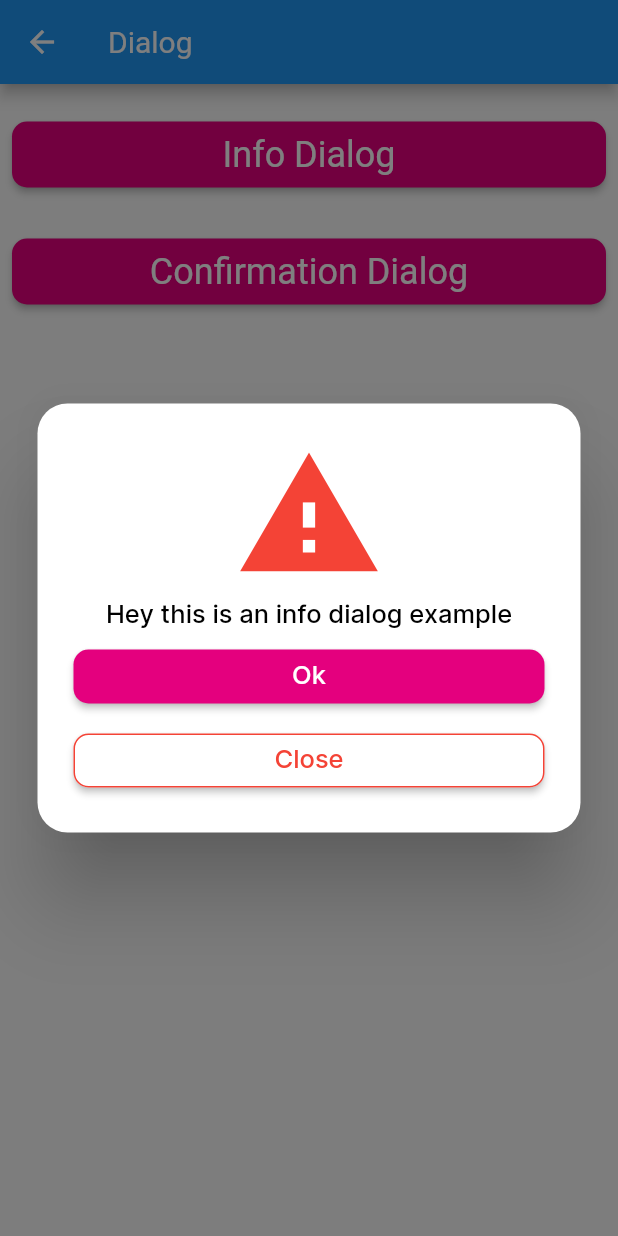
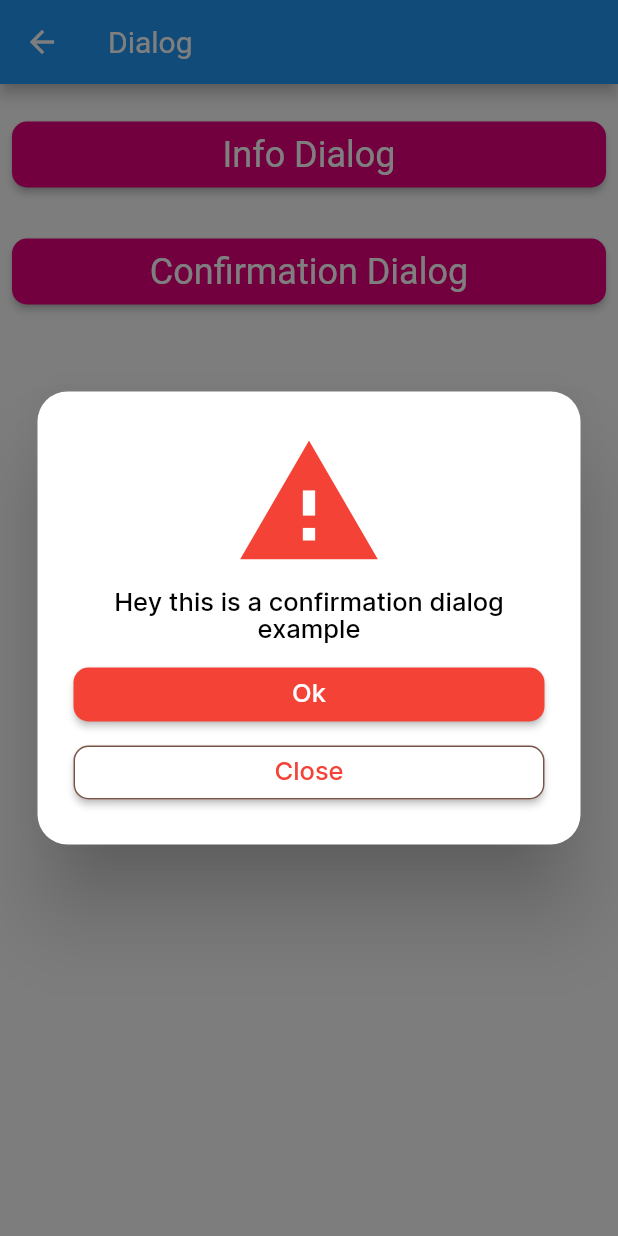
Before and after one commit to Jobseeker-company/mobile-common-widgets, a Flutter app: the DialogPage screen opened directly, after a tap on "Confirmation Dialog", on a phone screen of 412 x 824 dp. Run offline on Flutter 3.47's test engine with Material 2 defaults, Android fonts, the phone set to English and light mode, and no system bars; network calls fail.

```diff
--- a/examples/lib/main.dart
+++ b/examples/lib/main.dart
@@ -14,7 +14,7 @@ class MyApp extends StatelessWidget {
   @override
   Widget build(BuildContext context) {
     return MaterialApp(
-      title: 'Flutter Demo',
+      title: 'Mobile Common Widgets',
       theme: ThemeData(
         primarySwatch: Colors.blue,
         elevatedButtonTheme: ElevatedButtonThemeData(
--- a/examples/lib/pages/dialog_page.dart
+++ b/examples/lib/pages/dialog_page.dart
@@ -20,8 +20,6 @@ class DialogPage extends StatelessWidget {
             children: <Widget>[
               CustomButton(
                 onPressed: () {
-                  // JSDialog
-
                   JSInfoDialog(
                     context,
                     content: const Icon(
@@ -45,11 +43,12 @@ class DialogPage extends StatelessWidget {
                       size: 100,
                       color: Colors.red,
                     ),
-                    bodyText: "Hey this is an info dialog example",
+                    bodyText: "Hey this is a confirmation dialog example",
                     outlinedButtonText: "Close",
                     buttonText: "Ok",
                     buttonColor: Colors.red,
-                    outlinedButtonColor: Colors.red,
+                    outlinedButtonTextColor: Colors.red,
+                    outlinedButtonColor: Colors.brown,
                   ).show();
                 },
                 text: "Confirmation Dialog",
--- a/lib/js_confirm_dialog.dart
+++ b/lib/js_confirm_dialog.dart
@@ -6,11 +6,16 @@ class JSConfirmDialog extends JSDialog {
   final Widget content;
   final String bodyText;
   final String buttonText;
+  final Color buttonTextColor;
   final Color buttonColor;
   final Color outlinedButtonColor;
   final String outlinedButtonText;
+  final Color outlinedButtonTextColor;
   final EdgeInsets? padding;
   final Function()? onPressed;
+  final Function()? onOutlinedButtonPressed;
+
+  /// ![](https://github-production-user-asset-6210df.s3.amazonaws.com/58515206/289240761-703b4dae-02eb-4807-9f42-28ea8006bf72.png?X-Amz-Algorithm=AWS4-HMAC-SHA256&X-Amz-Credential=AKIAIWNJYAX4CSVEH53A%2F20231209%2Fus-east-1%2Fs3%2Faws4_request&X-Amz-Date=20231209T062427Z&X-Amz-Expires=300&X-Amz-Signature=21620f3465b35e712fcbef3209fc410d0fc52bea171e9a17dfd71ccf6554c443&X-Amz-SignedHeaders=host&actor_id=58515206&key_id=0&repo_id=658545639)
   const JSConfirmDialog(
     BuildContext context, {
     AnimType animType = AnimType.scale,
@@ -20,6 +25,9 @@ class JSConfirmDialog extends JSDialog {
     required this.outlinedButtonText,
     this.padding,
     this.onPressed,
+    this.onOutlinedButtonPressed,
+    this.buttonTextColor = Colors.white,
+    this.outlinedButtonTextColor = Colors.red,
     this.buttonColor = Colors.red,
     this.outlinedButtonColor = Colors.red,
   }) : super(context, animType: animType);
@@ -30,11 +38,14 @@ class JSConfirmDialog extends JSDialog {
       content: content,
       padding: padding,
       onPressed: onPressed,
+      onOutlinedButtonPressed: onOutlinedButtonPressed,
       bodyText: bodyText,
       buttonText: buttonText,
       buttonColor: buttonColor,
       outlinedButtonColor: outlinedButtonColor,
       outlinedButtonText: outlinedButtonText,
+      buttonTextColor: buttonTextColor,
+      outlinedButtonTextColor: outlinedButtonTextColor,
     );
   }
 }
@@ -42,9 +53,12 @@ class JSConfirmDialog extends JSDialog {
 class _DialogWidget extends StatelessWidget {
   final EdgeInsets? padding;
   final Function()? onPressed;
+  final Function()? onOutlinedButtonPressed;
   final Widget content;
   final String buttonText;
+  final Color buttonTextColor;
   final Color outlinedButtonColor;
+  final Color outlinedButtonTextColor;
   final String outlinedButtonText;
   final String bodyText;
 
@@ -52,12 +66,15 @@ class _DialogWidget extends StatelessWidget {
   const _DialogWidget({
     this.padding,
     this.onPressed,
+    this.onOutlinedButtonPressed,
     required this.content,
     required this.bodyText,
     required this.buttonText,
     required this.outlinedButtonText,
     required this.buttonColor,
     required this.outlinedButtonColor,
+    required this.buttonTextColor,
+    required this.outlinedButtonTextColor,
   });
 
   @override
@@ -82,26 +99,30 @@ class _DialogWidget extends StatelessWidget {
             Text(
               bodyText,
               style: Theme.of(context).textTheme.bodySmall,
+              textAlign: TextAlign.center,
             ),
             const SizedBox(
-              height: 8.0,
+              height: 10.0,
             ),
             // button
             SizedBox(
               width: double.infinity,
               child: ElevatedButton(
+                style: ElevatedButton.styleFrom(
+                  backgroundColor: buttonColor,
+                ),
                 onPressed: onPressed ?? () => Navigator.pop(context),
                 child: Text(
                   buttonText,
                   style: Theme.of(context)
                       .textTheme
                       .bodySmall
-                      ?.copyWith(color: Colors.white),
+                      ?.copyWith(color: buttonTextColor),
                 ),
               ),
             ),
             const SizedBox(
-              height: 8.0,
+              height: 4.0,
             ),
             SizedBox(
               width: double.infinity,
@@ -113,13 +134,14 @@ class _DialogWidget extends StatelessWidget {
                     color: outlinedButtonColor,
                   ),
                 ),
-                onPressed: onPressed ?? () => Navigator.pop(context),
+                onPressed:
+                    onOutlinedButtonPressed ?? () => Navigator.pop(context),
                 child: Text(
                   outlinedButtonText,
                   style: Theme.of(context)
                       .textTheme
                       .bodySmall
-                      ?.copyWith(color: outlinedButtonColor),
+                      ?.copyWith(color: outlinedButtonTextColor),
                 ),
               ),
             ),
--- a/lib/js_dialog.dart
+++ b/lib/js_dialog.dart
@@ -5,9 +5,15 @@ import 'anims/animation.dart';
 abstract class JSDialog {
   final BuildContext context;
   final AnimType animType;
+  final bool? barrierDismissible;
+  final String? barrierLabel;
+  final Color? barrierColor;
 
   const JSDialog(
     this.context, {
+    this.barrierDismissible,
+    this.barrierLabel,
+    this.barrierColor,
     this.animType = AnimType.scale,
   });
 
@@ -53,6 +59,9 @@ abstract class JSDialog {
   Widget buildDialog();
 
   Future<dynamic> show() => showGeneralDialog(
+        barrierDismissible: barrierDismissible ?? true,
+        barrierLabel: barrierLabel ?? "",
+        barrierColor: barrierColor ?? const Color(0x80000000),
         context: context,
         transitionDuration: const Duration(milliseconds: 300),
         pageBuilder: (
--- a/lib/js_info_dialog.dart
+++ b/lib/js_info_dialog.dart
@@ -7,10 +7,16 @@ class JSInfoDialog extends JSDialog {
   final String bodyText;
   final String buttonText;
   final Color buttonColor;
+  final Color buttonTextColor;
   final EdgeInsets? padding;
   final Function()? onPressed;
+
+  /// ![](https://github-production-user-asset-6210df.s3.amazonaws.com/58515206/289015917-e531af67-39ca-4da9-a257-d201b5b22d71.png?X-Amz-Algorithm=AWS4-HMAC-SHA256&X-Amz-Credential=AKIAIWNJYAX4CSVEH53A%2F20231209%2Fus-east-1%2Fs3%2Faws4_request&X-Amz-Date=20231209T053109Z&X-Amz-Expires=300&X-Amz-Signature=e9d22f91746c79032d5c19731d3667bf81371f2424d7d9edf5e1c3234dcf905f&X-Amz-SignedHeaders=host&actor_id=58515206&key_id=0&repo_id=658545639)
   const JSInfoDialog(
     BuildContext context, {
+    bool barrierDismissible = true,
+    String? barrierLabel,
+    Color? barrierColor,
     AnimType animType = AnimType.scale,
     required this.content,
     required this.bodyText,
@@ -18,7 +24,14 @@ class JSInfoDialog extends JSDialog {
     this.padding,
     this.onPressed,
     this.buttonColor = Colors.red,
-  }) : super(context, animType: animType);
+    this.buttonTextColor = Colors.white,
+  }) : super(
+          context,
+          barrierDismissible: barrierDismissible,
+          barrierLabel: barrierLabel,
+          barrierColor: barrierColor,
+          animType: animType,
+        );
 
   @override
   Widget buildDialog() {
@@ -29,6 +42,7 @@ class JSInfoDialog extends JSDialog {
       bodyText: bodyText,
       buttonText: buttonText,
       buttonColor: buttonColor,
+      buttonTextColor: buttonTextColor,
     );
   }
 }
@@ -39,8 +53,8 @@ class _DialogWidget extends StatelessWidget {
   final Widget content;
   final String buttonText;
   final String bodyText;
-
   final Color buttonColor;
+  final Color buttonTextColor;
   const _DialogWidget({
     this.padding,
     this.onPressed,
@@ -48,6 +62,7 @@ class _DialogWidget extends StatelessWidget {
     required this.bodyText,
     required this.buttonText,
     required this.buttonColor,
+    required this.buttonTextColor,
   });
 
   @override
@@ -72,6 +87,7 @@ class _DialogWidget extends StatelessWidget {
             Text(
               bodyText,
               style: Theme.of(context).textTheme.bodySmall,
+              textAlign: TextAlign.center,
             ),
             const SizedBox(
               height: 8.0,
@@ -80,13 +96,16 @@ class _DialogWidget extends StatelessWidget {
             SizedBox(
               width: double.infinity,
               child: ElevatedButton(
+                style: ElevatedButton.styleFrom(
+                  backgroundColor: buttonColor,
+                ),
                 onPressed: onPressed ?? () => Navigator.pop(context),
                 child: Text(
                   buttonText,
                   style: Theme.of(context)
                       .textTheme
                       .bodySmall
-                      ?.copyWith(color: Colors.white),
+                      ?.copyWith(color: buttonTextColor),
                 ),
               ),
             )
```
Also changed, not shown: 1 other file.
